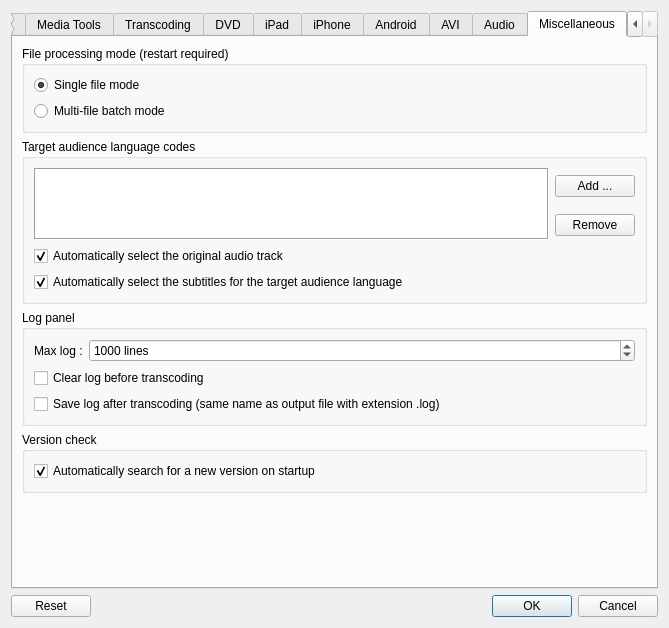
This is src/QtlMovie/QtlMovieEditSettings.ui in qtlmovie/qtlmovie as Qt 5 draws it before an edit. The edited form follows.
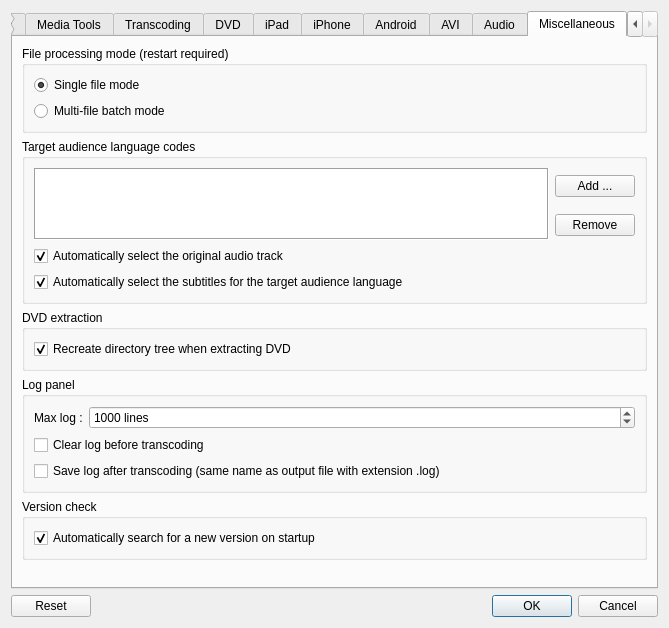
This is the edited form. The open tabs and pages were chosen to show the change. Icons and pictures are not drawn. Custom widgets are drawn as their Qt base class.

Commit message: Added setting "Recreate directory tree when extracting DVD"

```diff
--- a/src/QtlMovie/QtlMovieEditSettings.ui
+++ b/src/QtlMovie/QtlMovieEditSettings.ui
@@ -1406,6 +1406,25 @@
          </layout>
         </widget>
        </item>
+       <item>
+        <widget class="QGroupBox" name="groupBoxDvdExtraction">
+         <property name="title">
+          <string>DVD extraction</string>
+         </property>
+         <layout class="QVBoxLayout" name="verticalLayout_8">
+          <item>
+           <widget class="QCheckBox" name="checkDvdExtractDirTree">
+            <property name="text">
+             <string>Recreate directory tree when extracting DVD</string>
+            </property>
+            <property name="checked">
+             <bool>true</bool>
+            </property>
+           </widget>
+          </item>
+         </layout>
+        </widget>
+       </item>
        <item>
         <widget class="QGroupBox" name="groupBoxLog">
          <property name="title">
```
The commit also changes 3 other files.
